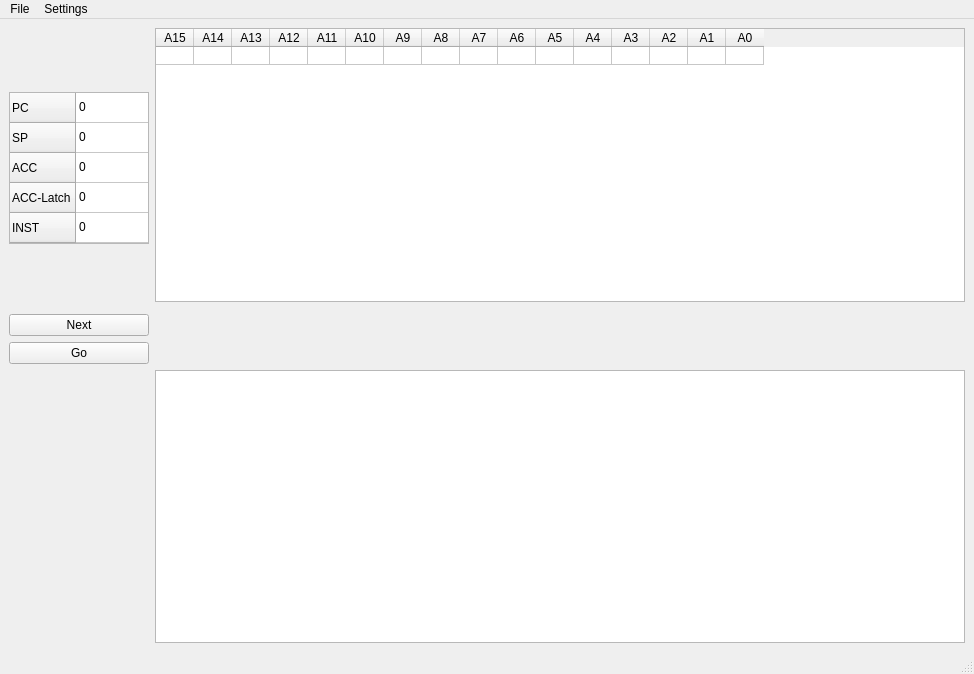
Old version of the form Code/ui/Intel8080_MainWindow.ui in the repository NicoSchrodt/8-Bit-Simulator.
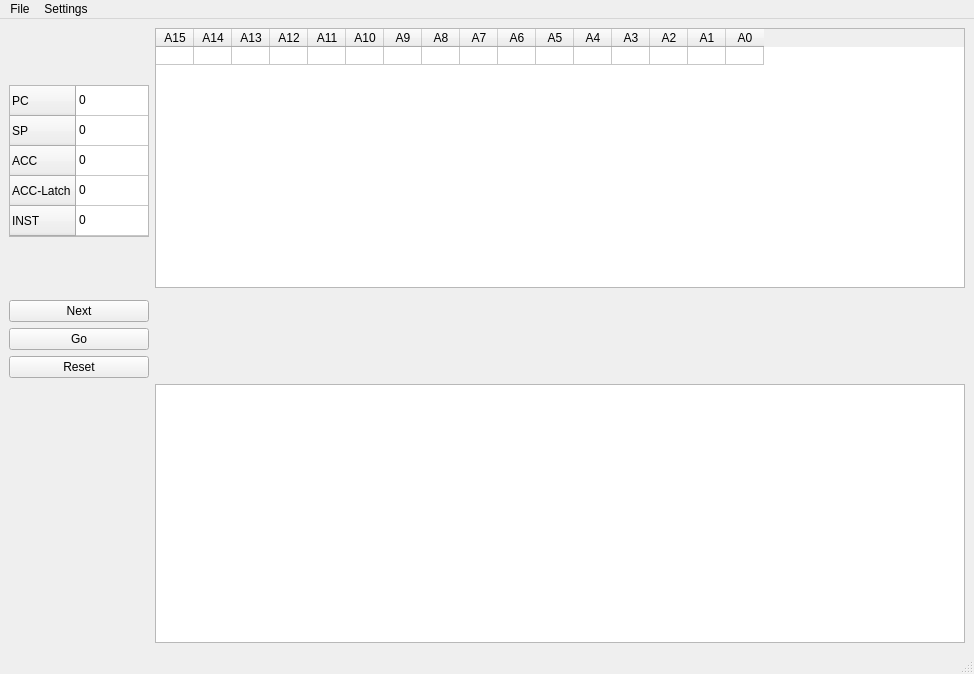
New version of the form.

Commit message: Implemented Reset functionality.

What changed in the file:
```diff
--- a/Code/ui/Intel8080_MainWindow.ui
+++ b/Code/ui/Intel8080_MainWindow.ui
@@ -224,7 +224,7 @@
       </item>
      </widget>
     </item>
-    <item row="5" column="2">
+    <item row="6" column="2">
      <widget class="QTableWidget" name="Program_table">
       <attribute name="horizontalHeaderVisible">
        <bool>false</bool>
@@ -257,6 +257,13 @@
       </property>
      </widget>
     </item>
+    <item row="4" column="0">
+     <widget class="QPushButton" name="reset_button">
+      <property name="text">
+       <string>Reset</string>
+      </property>
+     </widget>
+    </item>
    </layout>
   </widget>
   <widget class="QMenuBar" name="menubar">
```
Left out of the diff: 14 changed lines with no effect on the pictures. The commit also changes 2 other files.
